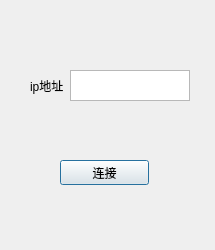
This is easyssh/login.ui in orange2c/easyssh as Qt 5 draws it before an edit. The edited form follows.
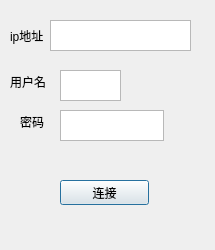
This is the edited form.

```diff
--- a/easyssh/login.ui
+++ b/easyssh/login.ui
@@ -17,7 +17,7 @@
    <property name="geometry">
     <rect>
      <x>60</x>
-     <y>160</y>
+     <y>180</y>
      <width>89</width>
      <height>25</height>
     </rect>
@@ -26,12 +26,38 @@
     <string>连接</string>
    </property>
   </widget>
+  <widget class="QLabel" name="label_2">
+   <property name="geometry">
+    <rect>
+     <x>10</x>
+     <y>70</y>
+     <width>45</width>
+     <height>23</height>
+    </rect>
+   </property>
+   <property name="text">
+    <string>用户名</string>
+   </property>
+  </widget>
+  <widget class="QLabel" name="label_3">
+   <property name="geometry">
+    <rect>
+     <x>20</x>
+     <y>110</y>
+     <width>30</width>
+     <height>23</height>
+    </rect>
+   </property>
+   <property name="text">
+    <string>密码</string>
+   </property>
+  </widget>
   <widget class="QWidget" name="horizontalLayoutWidget">
    <property name="geometry">
     <rect>
-     <x>30</x>
-     <y>70</y>
-     <width>160</width>
+     <x>10</x>
+     <y>20</y>
+     <width>181</width>
      <height>31</height>
     </rect>
    </property>
@@ -48,6 +74,26 @@
     </item>
    </layout>
   </widget>
+  <widget class="QTextEdit" name="Edit_user">
+   <property name="geometry">
+    <rect>
+     <x>60</x>
+     <y>70</y>
+     <width>61</width>
+     <height>31</height>
+    </rect>
+   </property>
+  </widget>
+  <widget class="QTextEdit" name="Edit_password">
+   <property name="geometry">
+    <rect>
+     <x>60</x>
+     <y>110</y>
+     <width>104</width>
+     <height>31</height>
+    </rect>
+   </property>
+  </widget>
  </widget>
  <resources/>
  <connections/>
```
Left out of the diff: 2 changed lines with no effect on the pictures.
